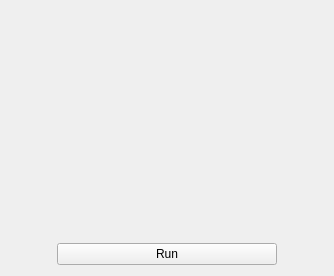
First picture: the form in core/modules/gui/GeodesicTrainingGUI/GeodesicTrainingGUI.ui, repository dboun/MultiPatientImageProcessing, before the edit.
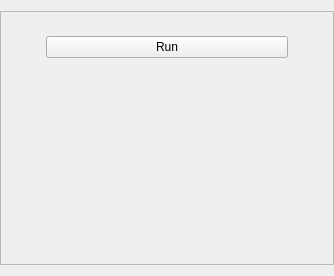
Second picture: the form after the edit. Custom widgets are drawn as their Qt base class.

What changed in the file:
```diff
--- a/core/modules/gui/GeodesicTrainingGUI/GeodesicTrainingGUI.ui
+++ b/core/modules/gui/GeodesicTrainingGUI/GeodesicTrainingGUI.ui
@@ -11,68 +11,155 @@
    </rect>
   </property>
   <property name="sizePolicy">
-   <sizepolicy hsizetype="Fixed" vsizetype="Expanding">
+   <sizepolicy hsizetype="Expanding" vsizetype="Expanding">
     <horstretch>0</horstretch>
     <verstretch>0</verstretch>
    </sizepolicy>
   </property>
   <property name="minimumSize">
    <size>
-    <width>250</width>
+    <width>280</width>
     <height>0</height>
    </size>
   </property>
   <property name="windowTitle">
    <string>Form</string>
   </property>
-  <layout class="QVBoxLayout" name="verticalLayout">
-   <item alignment="Qt::AlignHCenter|Qt::AlignTop">
-    <widget class="QWidget" name="mitkDrawingToolContainer" native="true">
+  <layout class="QGridLayout" name="gridLayout">
+   <property name="leftMargin">
+    <number>0</number>
+   </property>
+   <property name="rightMargin">
+    <number>0</number>
+   </property>
+   <property name="horizontalSpacing">
+    <number>6</number>
+   </property>
+   <item row="0" column="0">
+    <widget class="QScrollArea" name="scrollArea">
      <property name="sizePolicy">
-      <sizepolicy hsizetype="Fixed" vsizetype="Expanding">
+      <sizepolicy hsizetype="Preferred" vsizetype="Expanding">
        <horstretch>0</horstretch>
        <verstretch>0</verstretch>
       </sizepolicy>
      </property>
      <property name="minimumSize">
       <size>
-       <width>240</width>
+       <width>270</width>
        <height>0</height>
       </size>
      </property>
-     <layout class="QVBoxLayout" name="verticalLayout_3"/>
-    </widget>
-   </item>
-   <item>
-    <spacer name="verticalSpacer">
-     <property name="orientation">
-      <enum>Qt::Vertical</enum>
+     <property name="horizontalScrollBarPolicy">
+      <enum>Qt::ScrollBarAlwaysOff</enum>
      </property>
-     <property name="sizeHint" stdset="0">
-      <size>
-       <width>20</width>
-       <height>40</height>
-      </size>
+     <property name="widgetResizable">
+      <bool>true</bool>
      </property>
-    </spacer>
-   </item>
-   <item alignment="Qt::AlignHCenter|Qt::AlignBottom">
-    <widget class="RunPushButton" name="pushButtonRun">
-     <property name="sizePolicy">
-      <sizepolicy hsizetype="Fixed" vsizetype="Fixed">
-       <horstretch>0</horstretch>
-       <verstretch>0</verstretch>
-      </sizepolicy>
+     <property name="alignment">
+      <set>Qt::AlignHCenter|Qt::AlignTop</set>
      </property>
-     <property name="minimumSize">
-      <size>
-       <width>220</width>
-       <height>0</height>
-      </size>
-     </property>
-     <property name="text">
-      <string>Run</string>
-     </property>
+     <widget class="QWidget" name="scrollAreaWidgetContents">
+      <property name="geometry">
+       <rect>
+        <x>0</x>
+        <y>0</y>
+        <width>332</width>
+        <height>256</height>
+       </rect>
+      </property>
+      <property name="sizePolicy">
+       <sizepolicy hsizetype="Preferred" vsizetype="Preferred">
+        <horstretch>0</horstretch>
+        <verstretch>0</verstretch>
+       </sizepolicy>
+      </property>
+      <property name="minimumSize">
+       <size>
+        <width>250</width>
+        <height>0</height>
+       </size>
+      </property>
+      <layout class="QGridLayout" name="gridLayout_2">
+       <property name="leftMargin">
+        <number>0</number>
+       </property>
+       <property name="rightMargin">
+        <number>0</number>
+       </property>
+       <property name="bottomMargin">
+        <number>0</number>
+       </property>
+       <item row="0" column="0" alignment="Qt::AlignHCenter">
+        <widget class="QWidget" name="widget_2" native="true">
+         <property name="sizePolicy">
+          <sizepolicy hsizetype="Fixed" vsizetype="Preferred">
+           <horstretch>0</horstretch>
+           <verstretch>0</verstretch>
+          </sizepolicy>
+         </property>
+         <property name="minimumSize">
+          <size>
+           <width>260</width>
+           <height>0</height>
+          </size>
+         </property>
+         <property name="maximumSize">
+          <size>
+           <width>250</width>
+           <height>16777215</height>
+          </size>
+         </property>
+         <layout class="QVBoxLayout" name="verticalLayout">
+          <property name="rightMargin">
+           <number>9</number>
+          </property>
+          <item>
+           <widget class="QWidget" name="mitkDrawingToolContainer" native="true">
+            <property name="sizePolicy">
+             <sizepolicy hsizetype="Expanding" vsizetype="Preferred">
+              <horstretch>0</horstretch>
+              <verstretch>0</verstretch>
+             </sizepolicy>
+            </property>
+           </widget>
+          </item>
+          <item>
+           <widget class="RunPushButton" name="pushButtonRun">
+            <property name="sizePolicy">
+             <sizepolicy hsizetype="Expanding" vsizetype="Fixed">
+              <horstretch>0</horstretch>
+              <verstretch>0</verstretch>
+             </sizepolicy>
+            </property>
+            <property name="maximumSize">
+             <size>
+              <width>16777215</width>
+              <height>16777215</height>
+             </size>
+            </property>
+            <property name="text">
+             <string>Run</string>
+            </property>
+           </widget>
+          </item>
+          <item>
+           <spacer name="spacer">
+            <property name="orientation">
+             <enum>Qt::Vertical</enum>
+            </property>
+            <property name="sizeHint" stdset="0">
+             <size>
+              <width>20</width>
+              <height>40</height>
+             </size>
+            </property>
+           </spacer>
+          </item>
+         </layout>
+        </widget>
+       </item>
+      </layout>
+     </widget>
     </widget>
    </item>
   </layout>
```
